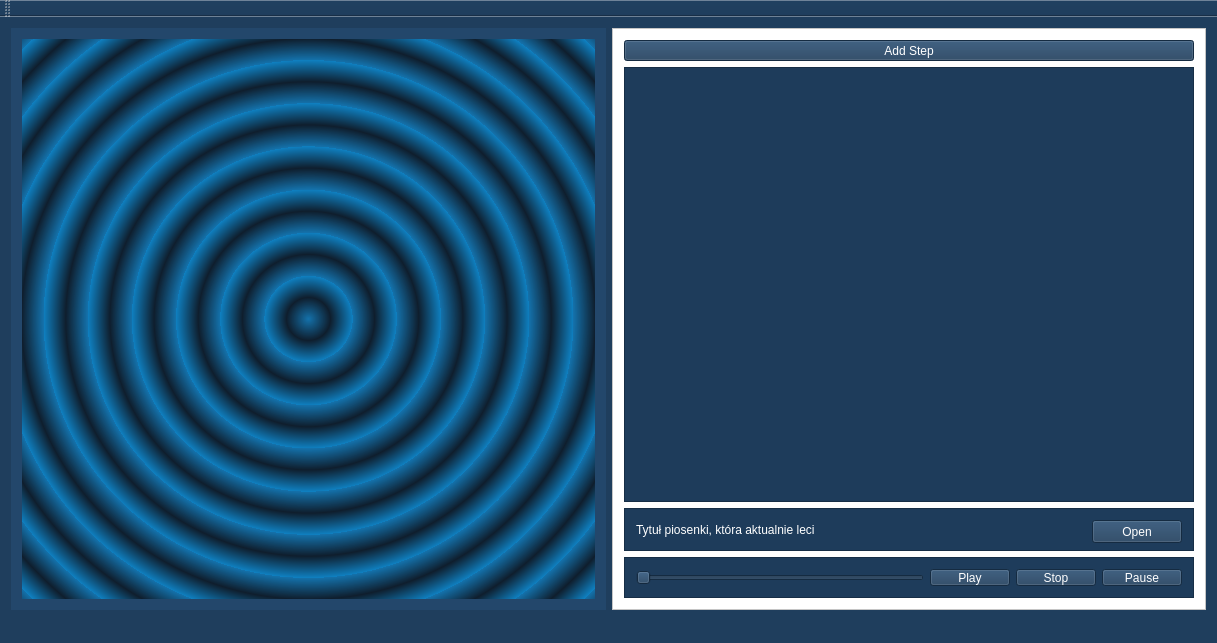
Above: Pliki/mainwindow.ui from MagdalenaZimoch/Dance-App before the change. Below: the same form after it.
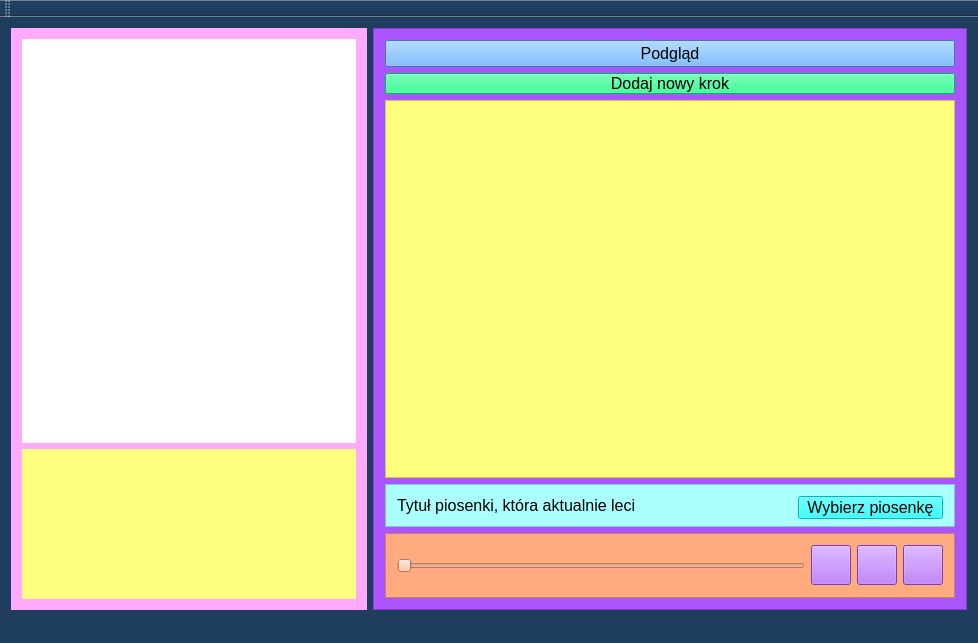
That is the form after the change.

```diff
--- a/Pliki/mainwindow.ui
+++ b/Pliki/mainwindow.ui
@@ -6,7 +6,7 @@
    <rect>
     <x>0</x>
     <y>0</y>
-    <width>1217</width>
+    <width>978</width>
     <height>643</height>
    </rect>
   </property>
@@ -25,14 +25,48 @@
        <bool>false</bool>
       </property>
       <property name="styleSheet">
-       <string notr="true">background-color: rgb(35, 71, 107);</string>
+       <string notr="true">color: rgb(255, 255, 255);
+background-color: rgb(255, 170, 255);</string>
       </property>
       <layout class="QGridLayout" name="gridLayout_3">
-       <item row="0" column="0">
+       <item row="1" column="0">
         <widget class="QLabel" name="filmlabel">
+         <property name="font">
+          <font>
+           <pointsize>12</pointsize>
+          </font>
+         </property>
          <property name="styleSheet">
           <string notr="true">color: rgb(0, 0, 0);
-background-color: qradialgradient(spread:repeat, cx:0.5, cy:0.5, radius:0.077, fx:0.5, fy:0.5, stop:0 rgba(0, 169, 255, 110), stop:0.497326 rgba(0, 0, 0, 147), stop:1 rgba(0, 169, 255, 147));</string>
+background-color: rgb(255, 255, 255);</string>
+         </property>
+         <property name="text">
+          <string/>
+         </property>
+         <property name="alignment">
+          <set>Qt::AlignCenter</set>
+         </property>
+        </widget>
+       </item>
+       <item row="2" column="0">
+        <widget class="QLabel" name="opiskrokupodczasodtwarzania">
+         <property name="maximumSize">
+          <size>
+           <width>16777215</width>
+           <height>150</height>
+          </size>
+         </property>
+         <property name="font">
+          <font>
+           <family>Times New Roman</family>
+           <pointsize>12</pointsize>
+           <weight>75</weight>
+           <bold>true</bold>
+          </font>
+         </property>
+         <property name="styleSheet">
+          <string notr="true">background-color: rgb(255, 255, 127);
+color: rgb(0, 0, 0);</string>
          </property>
          <property name="text">
           <string/>
@@ -54,8 +88,8 @@
        </sizepolicy>
       </property>
       <property name="styleSheet">
-       <string notr="true">
-background-color: rgb(255, 255, 255);</string>
+       <string notr="true">color: rgb(255, 255, 255);
+background-color: rgb(170, 85, 255);</string>
       </property>
       <property name="frameShape">
        <enum>QFrame::StyledPanel</enum>
@@ -64,6 +98,22 @@
        <enum>QFrame::Raised</enum>
       </property>
       <layout class="QVBoxLayout" name="verticalLayout_2">
+       <item>
+        <widget class="QPushButton" name="pushButton">
+         <property name="font">
+          <font>
+           <pointsize>12</pointsize>
+          </font>
+         </property>
+         <property name="styleSheet">
+          <string notr="true">background-color: rgb(85, 170, 255);
+color: rgb(0, 0, 0);</string>
+         </property>
+         <property name="text">
+          <string>Podgląd</string>
+         </property>
+        </widget>
+       </item>
        <item>
         <widget class="QPushButton" name="newstepbtn">
          <property name="maximumSize">
@@ -72,12 +122,17 @@
            <height>21</height>
           </size>
          </property>
+         <property name="font">
+          <font>
+           <pointsize>12</pointsize>
+          </font>
+         </property>
          <property name="styleSheet">
-          <string notr="true">background-color: rgb(30, 60, 91);
-color: rgb(255, 255, 255);</string>
+          <string notr="true">background-color: rgb(0, 255, 127);
+color: rgb(0, 0, 0);</string>
          </property>
          <property name="text">
-          <string>Add Step</string>
+          <string>Dodaj nowy krok</string>
          </property>
         </widget>
        </item>
@@ -108,7 +163,7 @@
           </size>
          </property>
          <property name="styleSheet">
-          <string notr="true">background-color: rgb(30, 60, 91);</string>
+          <string notr="true">background-color: rgb(255, 255, 127);</string>
          </property>
          <property name="verticalScrollBarPolicy">
           <enum>Qt::ScrollBarAsNeeded</enum>
@@ -125,7 +180,7 @@
             <x>0</x>
             <y>0</y>
             <width>568</width>
-            <height>421</height>
+            <height>364</height>
            </rect>
           </property>
           <property name="sizePolicy">
@@ -152,7 +207,7 @@
           </size>
          </property>
          <property name="styleSheet">
-          <string notr="true">background-color: rgb(30, 60, 91);</string>
+          <string notr="true">background-color: rgb(170, 255, 255);</string>
          </property>
          <property name="frameShape">
           <enum>QFrame::StyledPanel</enum>
@@ -169,9 +224,15 @@
               <verstretch>0</verstretch>
              </sizepolicy>
             </property>
+            <property name="font">
+             <font>
+              <pointsize>12</pointsize>
+             </font>
+            </property>
             <property name="styleSheet">
-             <string notr="true">background-color: rgb(30, 60, 91);
-color: rgb(255, 255, 255);</string>
+             <string notr="true">background-color: rgb(170, 255, 255);
+color: rgb(0, 0, 0);
+</string>
             </property>
             <property name="text">
              <string>Tytuł piosenki, która aktualnie leci</string>
@@ -188,15 +249,21 @@
             </property>
             <property name="maximumSize">
              <size>
-              <width>90</width>
+              <width>145</width>
               <height>23</height>
              </size>
             </property>
+            <property name="font">
+             <font>
+              <pointsize>12</pointsize>
+             </font>
+            </property>
             <property name="styleSheet">
-             <string notr="true">color: rgb(255, 255, 255);</string>
+             <string notr="true">background-color: rgb(0, 255, 255);
+color: rgb(0, 0, 0);</string>
             </property>
             <property name="text">
-             <string>Open</string>
+             <string>Wybierz piosenkę</string>
             </property>
            </widget>
           </item>
@@ -205,14 +272,20 @@
        </item>
        <item>
         <widget class="QFrame" name="frame_2">
+         <property name="minimumSize">
+          <size>
+           <width>0</width>
+           <height>65</height>
+          </size>
+         </property>
          <property name="maximumSize">
           <size>
            <width>16777215</width>
-           <height>41</height>
+           <height>65</height>
           </size>
          </property>
          <property name="styleSheet">
-          <string notr="true">background-color: rgb(30, 60, 91);</string>
+          <string notr="true">background-color: rgb(255, 170, 127);</string>
          </property>
          <property name="frameShape">
           <enum>QFrame::StyledPanel</enum>
@@ -234,31 +307,52 @@
           </item>
           <item>
            <widget class="QPushButton" name="playbtn">
+            <property name="minimumSize">
+             <size>
+              <width>40</width>
+              <height>40</height>
+             </size>
+            </property>
             <property name="styleSheet">
-             <string notr="true">color: rgb(255, 255, 255);</string>
+             <string notr="true">color: rgb(255, 255, 255);
+background-color: rgb(170, 85, 255);</string>
             </property>
             <property name="text">
-             <string>Play</string>
+             <string/>
             </property>
            </widget>
           </item>
           <item>
            <widget class="QPushButton" name="stopbtn">
+            <property name="minimumSize">
+             <size>
+              <width>40</width>
+              <height>40</height>
+             </size>
+            </property>
             <property name="styleSheet">
-             <string notr="true">color: rgb(255, 255, 255);</string>
+             <string notr="true">color: rgb(255, 255, 255);
+background-color: rgb(170, 85, 255);</string>
             </property>
             <property name="text">
-             <string>Stop</string>
+             <string/>
             </property>
            </widget>
           </item>
           <item>
            <widget class="QPushButton" name="pausebtn">
+            <property name="minimumSize">
+             <size>
+              <width>40</width>
+              <height>40</height>
+             </size>
+            </property>
             <property name="styleSheet">
-             <string notr="true">color: rgb(255, 255, 255);</string>
+             <string notr="true">color: rgb(255, 255, 255);
+background-color: rgb(170, 85, 255);</string>
             </property>
             <property name="text">
-             <string>Pause</string>
+             <string/>
             </property>
            </widget>
           </item>
```
Left out of the diff: 2 changed lines with no effect on the pictures.
